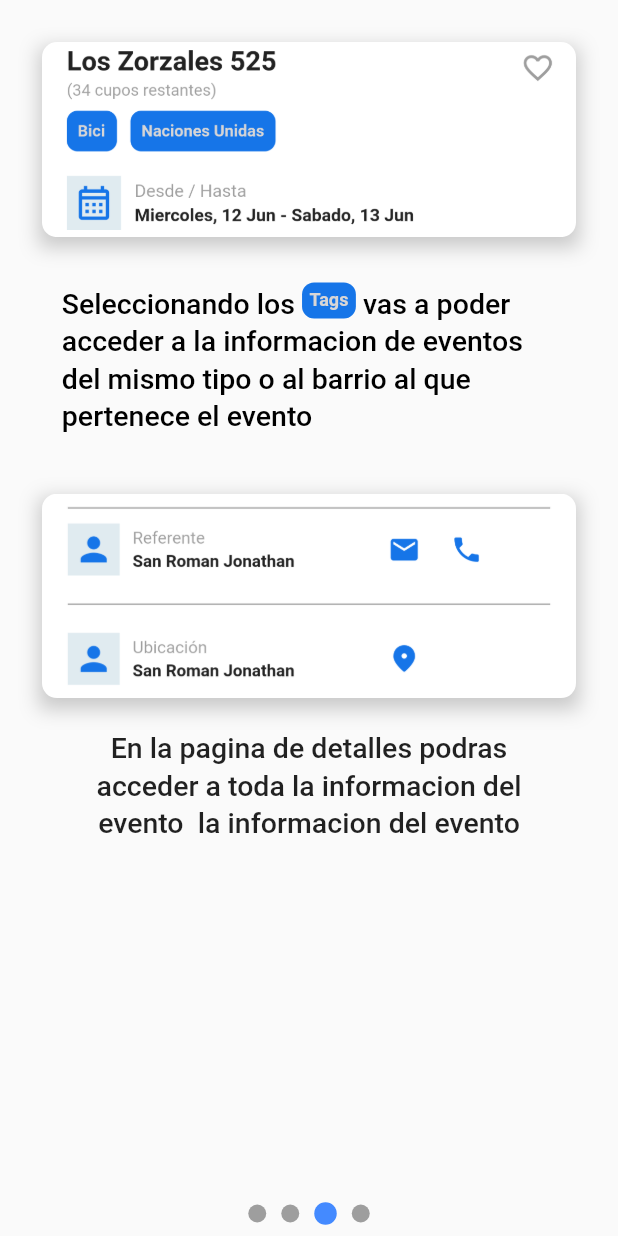
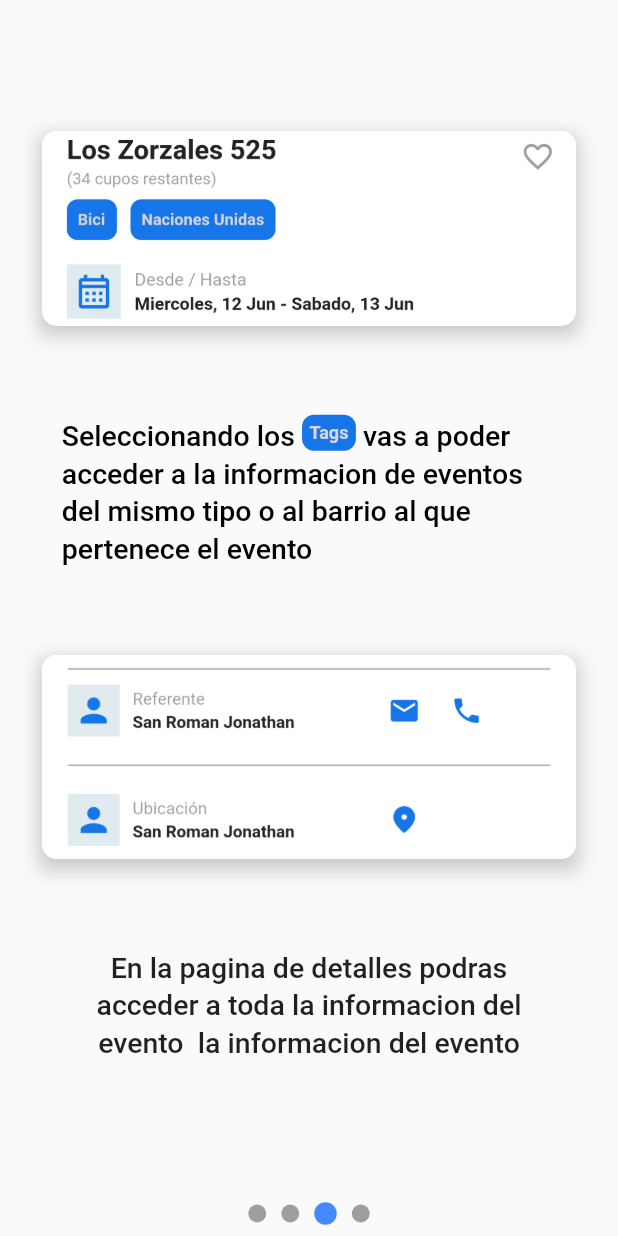
Before and after one commit to Jonisanro/acti_barrio_flutter, a Flutter app: the screen it shows after launch, swiped to page 3, on a phone screen of 412 x 824 dp. Run offline on Flutter 3.47's test engine with Material 2 defaults, Android fonts, the phone set to English and light mode, and no system bars; our stand-ins replace animate_do, animated_splash_screen, flutter_speed_dial, geolocator, google_maps_flutter, line_awesome_flutter and 2 more; missing offline and left inert: clippy_flutter, custom_info_window.

Commit message:
Cambios responsive

```diff
--- a/lib/src/pages/PageView/page_view_1.dart
+++ b/lib/src/pages/PageView/page_view_1.dart
@@ -24,7 +24,7 @@ class _PageView1State extends State<PageView1> {
           child: Padding(
             padding: const EdgeInsets.all(8.0),
             child: Column(
-              mainAxisAlignment: MainAxisAlignment.start,
+              mainAxisAlignment: MainAxisAlignment.spaceAround,
               crossAxisAlignment: CrossAxisAlignment.center,
               children: [
                 FadeInRight(
--- a/lib/src/pages/PageView/page_view_3.dart
+++ b/lib/src/pages/PageView/page_view_3.dart
@@ -22,7 +22,7 @@ class _PageView3State extends State<PageView3> {
           child: Padding(
             padding: const EdgeInsets.all(8.0),
             child: Column(
-              mainAxisAlignment: MainAxisAlignment.start,
+              mainAxisAlignment: MainAxisAlignment.spaceEvenly,
               crossAxisAlignment: CrossAxisAlignment.center,
               children: [
                 FadeInRight(
@@ -45,7 +45,6 @@ class _PageView3State extends State<PageView3> {
                     ),
                   ),
                 ),
-                const SizedBox(height: 30),
                 FadeInRight(
                   delay: const Duration(milliseconds: 500),
                   child: SizedBox(
@@ -92,9 +91,6 @@ class _PageView3State extends State<PageView3> {
                     ),
                   ),
                 ),
-                const SizedBox(
-                  height: 40.0,
-                ),
                 FadeInRight(
                   delay: const Duration(milliseconds: 1000),
                   child: Container(
@@ -116,7 +112,6 @@ class _PageView3State extends State<PageView3> {
                     ),
                   ),
                 ),
-                const SizedBox(height: 20),
                 FadeInRight(
                   delay: const Duration(milliseconds: 1500),
                   child: SizedBox(
--- a/lib/src/pages/PageView/page_view_4.dart
+++ b/lib/src/pages/PageView/page_view_4.dart
@@ -24,7 +24,7 @@ class _PageView4State extends State<PageView4> {
           child: Padding(
             padding: const EdgeInsets.all(8.0),
             child: Column(
-              mainAxisAlignment: MainAxisAlignment.start,
+              mainAxisAlignment: MainAxisAlignment.spaceAround,
               crossAxisAlignment: CrossAxisAlignment.center,
               children: [
                 FadeInRight(
--- a/lib/src/pages/PageView/pagev_view_2.dart
+++ b/lib/src/pages/PageView/pagev_view_2.dart
@@ -22,7 +22,7 @@ class _PageView2State extends State<PageView2> {
           child: Padding(
             padding: const EdgeInsets.all(8.0),
             child: Column(
-              mainAxisAlignment: MainAxisAlignment.start,
+              mainAxisAlignment: MainAxisAlignment.spaceEvenly,
               crossAxisAlignment: CrossAxisAlignment.center,
               children: [
                 FadeInRight(
@@ -45,7 +45,6 @@ class _PageView2State extends State<PageView2> {
                     ),
                   ),
                 ),
-                const SizedBox(height: 20),
                 FadeInRight(
                   delay: const Duration(milliseconds: 500),
                   child: SizedBox(
@@ -86,9 +85,6 @@ class _PageView2State extends State<PageView2> {
                     ),
                   ),
                 ),
-                const SizedBox(
-                  height: 35.0,
-                ),
                 FadeInRight(
                   delay: const Duration(milliseconds: 1500),
                   child: SizedBox(
--- a/lib/src/widgets/custom_navigator.dart
+++ b/lib/src/widgets/custom_navigator.dart
@@ -26,7 +26,7 @@ class _CustomBottonBarState extends State<CustomBottonBar> {
     return Padding(
       padding: const EdgeInsets.all(12.0),
       child: SpeedDial(
-        spacing: 20.0,
+        spacing: 10.0,
         useRotationAnimation: false,
         activeChild: const Icon(
           Icons.close,
```
Also changed, not shown: lib/src/pages/event_descriptor_page.dart (+27 -19 lines).
